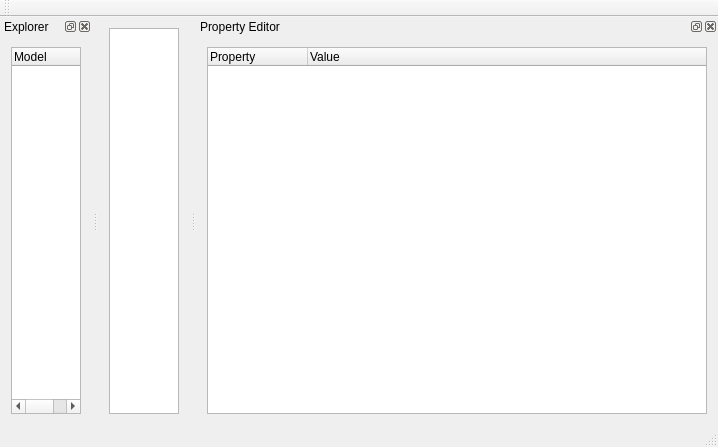
Qt form examples/uml/editor/mainwindow.ui (qt/qtmodeling) before a commit.
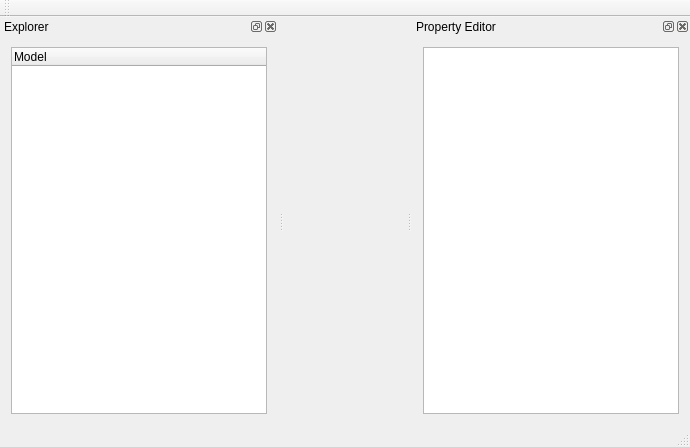
The same form after that commit.

Diff of the .ui file:
```diff
--- a/examples/uml/editor/mainwindow.ui
+++ b/examples/uml/editor/mainwindow.ui
@@ -6,7 +6,7 @@
    <rect>
     <x>0</x>
     <y>0</y>
-    <width>673</width>
+    <width>690</width>
     <height>447</height>
    </rect>
   </property>
@@ -14,11 +14,7 @@
    <string>QtUml Editor</string>
   </property>
   <widget class="QWidget" name="centralWidget">
-   <layout class="QGridLayout" name="gridLayout_3">
-    <item row="0" column="0">
-     <widget class="QTreeView" name="treeView"/>
-    </item>
-   </layout>
+   <layout class="QGridLayout" name="gridLayout_3"/>
   </widget>
   <widget class="QMenuBar" name="menuBar">
    <property name="geometry">
@@ -70,26 +66,19 @@
    <widget class="QWidget" name="dockWidgetContents_2">
     <layout class="QGridLayout" name="gridLayout_2">
      <item row="0" column="0">
-      <widget class="QTreeWidget" name="propertyEditor">
-       <property name="minimumSize">
-        <size>
-         <width>500</width>
-         <height>0</height>
-        </size>
+      <widget class="QTreeView" name="propertyEditor">
+       <property name="editTriggers">
+        <set>QAbstractItemView::AllEditTriggers</set>
        </property>
-       <property name="styleSheet">
-        <string notr="true"/>
+       <property name="defaultDropAction">
+        <enum>Qt::TargetMoveAction</enum>
        </property>
-       <column>
-        <property name="text">
-         <string notr="true">Property</string>
-        </property>
-       </column>
-       <column>
-        <property name="text">
-         <string>Value</string>
-        </property>
-       </column>
+       <property name="alternatingRowColors">
+        <bool>true</bool>
+       </property>
+       <property name="uniformRowHeights">
+        <bool>true</bool>
+       </property>
       </widget>
      </item>
     </layout>
```
Left out of the diff: 2 changed lines with no effect on the pictures.
